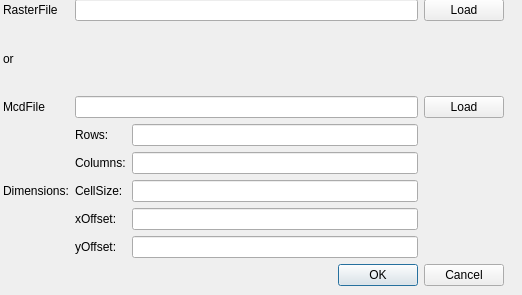
Old version of the form src/DynaMind-BasicModules/importrasterdata_gui.ui in the repository iut-ibk/DynaMind-BasicModules.
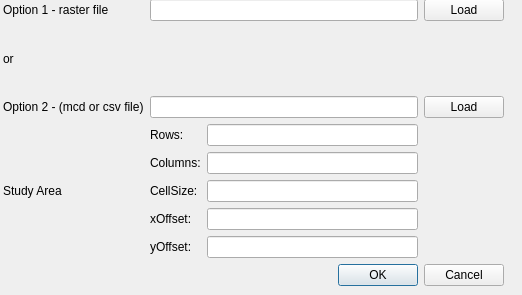
New version of the form.

Commit message: changed gui text a bit

Patch:
```diff
--- a/src/DynaMind-BasicModules/importrasterdata_gui.ui
+++ b/src/DynaMind-BasicModules/importrasterdata_gui.ui
@@ -35,7 +35,7 @@
       <item row="0" column="0">
        <widget class="QLabel" name="label">
         <property name="text">
-         <string>RasterFile</string>
+         <string>Option 1 - raster file</string>
         </property>
        </widget>
       </item>
@@ -45,7 +45,7 @@
       <item row="2" column="0">
        <widget class="QLabel" name="label_3">
         <property name="text">
-         <string>McdFile</string>
+         <string>Option 2 - (mcd or csv file)</string>
         </property>
        </widget>
       </item>
@@ -69,7 +69,7 @@
       <item row="3" column="0">
        <widget class="QLabel" name="label_4">
         <property name="text">
-         <string>Dimensions:</string>
+         <string>Study Area</string>
         </property>
        </widget>
       </item>
```
Left out of the diff: 2 changed lines with no effect on the pictures.
